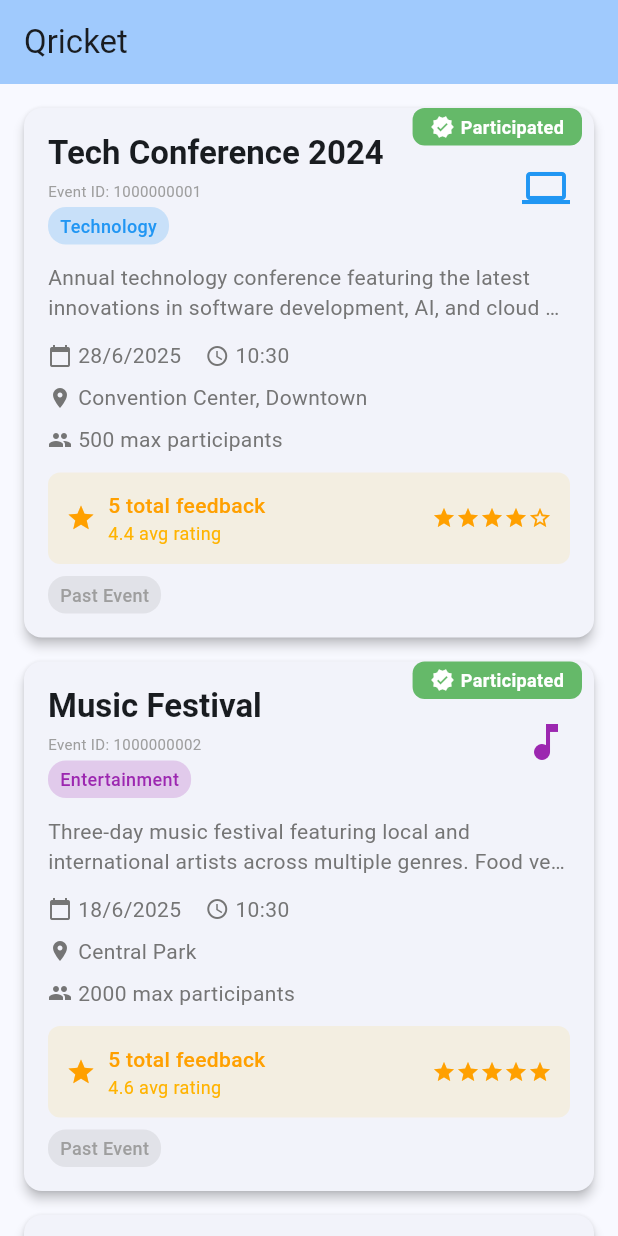
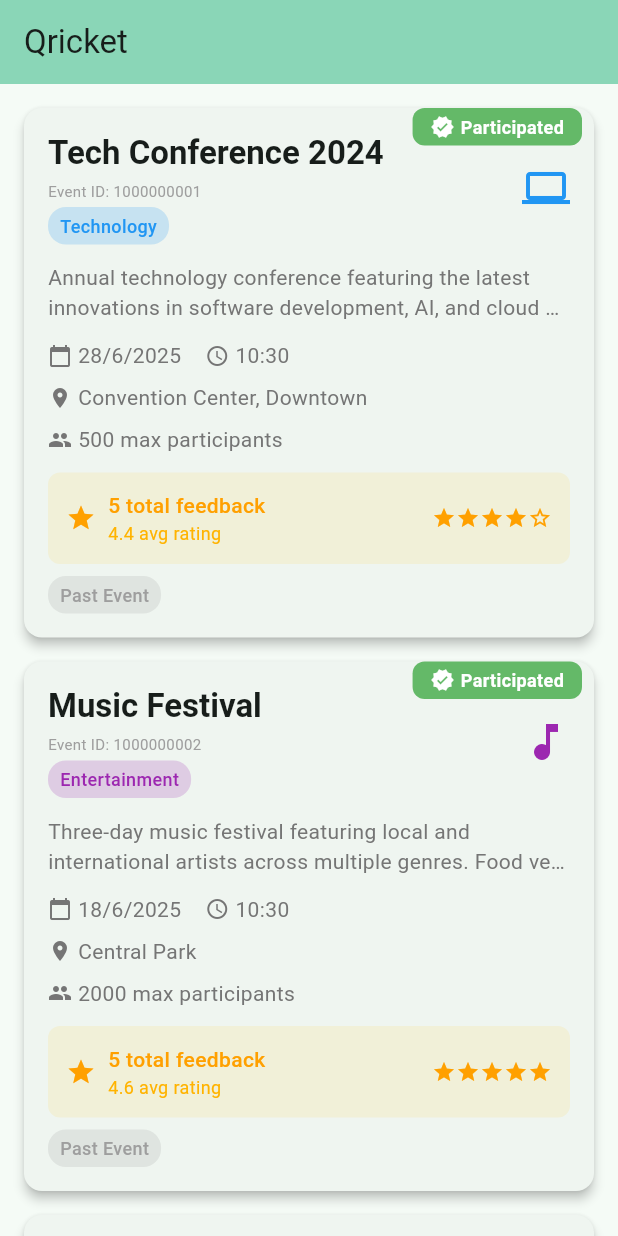
Before and after one commit to Yladx/AppDev_Qricket, a Flutter app: the screen it shows after launch, on a phone screen of 412 x 824 dp. Run offline on Flutter 3.47's test engine with Material 3 defaults, Android fonts, the phone set to English and light mode, and no system bars; our stand-ins replace shared_preferences.

Commit message:
Change theme of appbar to #00B388

```diff
--- a/lib/main.dart
+++ b/lib/main.dart
@@ -21,7 +21,7 @@ class MyApp extends StatelessWidget {
       title: 'Qricket',
       debugShowCheckedModeBanner: false,
       theme: ThemeData(
-        colorScheme: ColorScheme.fromSeed(seedColor: Colors.blue),
+        colorScheme: ColorScheme.fromSeed(seedColor: Color(0xFF00B388)),
         useMaterial3: true,
       ),
       home: const EventSelectionScreen(),
```
